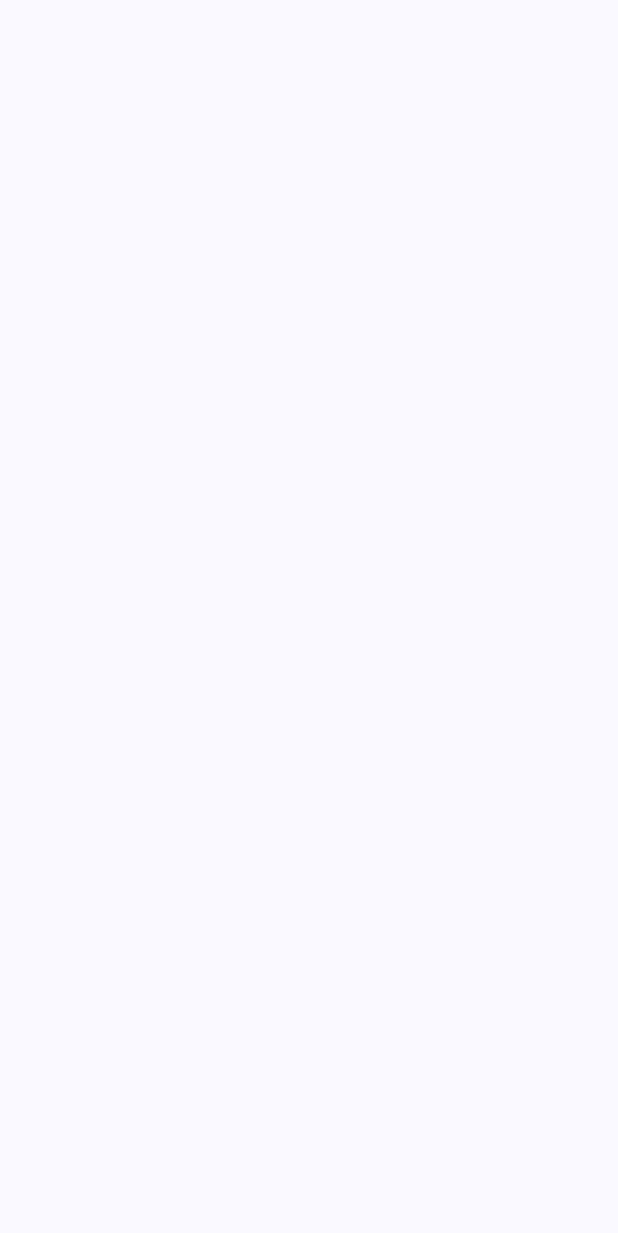
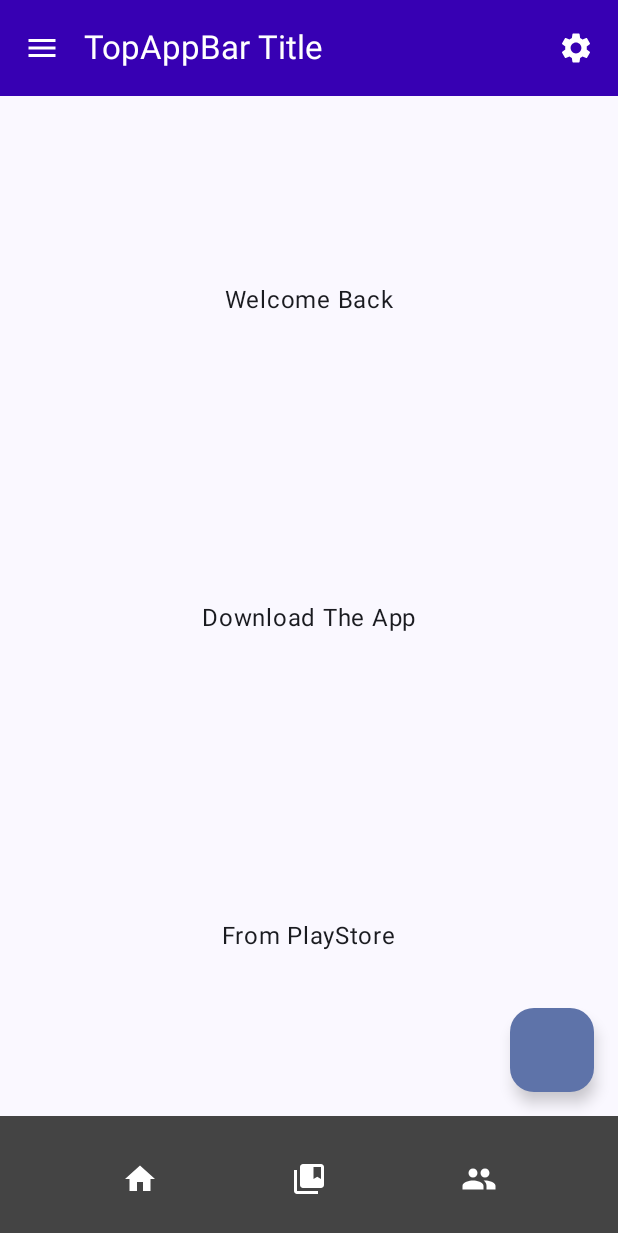
Before and after one commit to tarikuzzamantito/LearnJC, an Android app built with Jetpack Compose: the screen it shows after launch (MainActivity), on a phone screen of 412 x 824 dp. Before the commit the part shown is empty. Shown: the top 1233 px of the screen. Run offline under Robolectric (Android 15) with nearby library versions, the phone set to English and light mode, and no system bars.

Commit message:
Bottom App Bar

```diff
--- a/app/src/main/java/com/tarikuzzamantito/apps/learnjc/MainActivity.kt
+++ b/app/src/main/java/com/tarikuzzamantito/apps/learnjc/MainActivity.kt
@@ -7,11 +7,15 @@ import androidx.activity.enableEdgeToEdge
 import androidx.compose.foundation.layout.Arrangement
 import androidx.compose.foundation.layout.Column
 import androidx.compose.foundation.layout.fillMaxSize
+import androidx.compose.material3.BottomAppBar
 import androidx.compose.material3.Button
 import androidx.compose.material3.CircularProgressIndicator
+import androidx.compose.material3.ExperimentalMaterial3Api
+import androidx.compose.material3.FloatingActionButton
 import androidx.compose.material3.LinearProgressIndicator
 import androidx.compose.material3.Scaffold
 import androidx.compose.material3.Text
+import androidx.compose.material3.TopAppBar
 import androidx.compose.runtime.Composable
 import androidx.compose.runtime.getValue
 import androidx.compose.runtime.mutableStateOf
@@ -19,20 +23,33 @@ import androidx.compose.runtime.remember
 import androidx.compose.runtime.setValue
 import androidx.compose.ui.Modifier
 import androidx.compose.ui.graphics.Color
+import androidx.compose.ui.res.colorResource
 import androidx.compose.ui.tooling.preview.Preview
 import com.google.android.material.progressindicator.LinearProgressIndicator
+import com.tarikuzzamantito.apps.learnjc.custom.MyBottomAppBar
+import com.tarikuzzamantito.apps.learnjc.custom.MyColumn
+import com.tarikuzzamantito.apps.learnjc.custom.MySurface
+import com.tarikuzzamantito.apps.learnjc.custom.MyTopAppBar
 import com.tarikuzzamantito.apps.learnjc.ui.theme.LearnJCTheme
 
 class MainActivity : ComponentActivity() {
+    @OptIn(ExperimentalMaterial3Api::class)
     override fun onCreate(savedInstanceState: Bundle?) {
         super.onCreate(savedInstanceState)
         enableEdgeToEdge()
         setContent {
             LearnJCTheme {
-                Scaffold(modifier = Modifier.fillMaxSize()) { innerPadding ->
+                Scaffold(
+                    topBar = { MyTopAppBar(this) },
+                    bottomBar = { MyBottomAppBar(this) },
+                    floatingActionButton = {
+                        FloatingActionButton(onClick = {}) { }
+                    },
+                    modifier = Modifier.fillMaxSize()
+                ) { innerPadding ->
+                    MyColumn()
+                }
 
-                }
-            }
             }
         }
     }
@@ -47,3 +64,4 @@ fun GreetingPreview() {
             }
         }
     }
+}
--- /dev/null
+++ b/app/src/main/java/com/tarikuzzamantito/apps/learnjc/custom/ExploringLayoutsRowColumnBox.kt
@@ -0,0 +1,257 @@
+package com.tarikuzzamantito.apps.learnjc.custom
+
+import android.content.Context
+import android.widget.Toast
+import androidx.compose.foundation.BorderStroke
+import androidx.compose.foundation.layout.Arrangement
+import androidx.compose.foundation.layout.Box
+import androidx.compose.foundation.layout.Column
+import androidx.compose.foundation.layout.Row
+import androidx.compose.foundation.layout.fillMaxSize
+import androidx.compose.foundation.layout.size
+import androidx.compose.material.icons.Icons
+import androidx.compose.material.icons.filled.Favorite
+import androidx.compose.material.icons.filled.Menu
+import androidx.compose.material3.BottomAppBar
+import androidx.compose.material3.ExperimentalMaterial3Api
+import androidx.compose.material3.FloatingActionButton
+import androidx.compose.material3.Icon
+import androidx.compose.material3.IconButton
+import androidx.compose.material3.Scaffold
+import androidx.compose.material3.Surface
+import androidx.compose.material3.Text
+import androidx.compose.material3.TopAppBar
+import androidx.compose.material3.TopAppBarDefaults
+import androidx.compose.runtime.Composable
+import androidx.compose.ui.Alignment
+import androidx.compose.ui.Modifier
+import androidx.compose.ui.graphics.Color
+import androidx.compose.ui.platform.LocalContext
+import androidx.compose.ui.res.colorResource
+import androidx.compose.ui.res.painterResource
+import androidx.compose.ui.unit.dp
+import com.tarikuzzamantito.apps.learnjc.R
+
+/**
+ * Created by Tarikuzzaman on 3/9/2025 2:40 PM
+ * Exploring Layouts: Row, Column, Box, Surface, Scaffold
+ */
+
+/**
+ * COLUMN - place items vertically on the screen
+ *        - A vertical layout composable that places its children in a vertical sequence.
+ * ROW - place items horizontally on the screen
+ *     - A horizontal layout composable that places its children in a horizontal sequence.
+ * BOX - put elements on top of another
+ */
+
+/** Notes: Arrangement: ROW: horizontalArrangement COLUMN: verticalArrangement
+ * Arrangement: Arrangement is used to control the spacing of children in the main axis, so you will find
+ *              in Column a verticalArrangement param and in Row a horizontalArrangement param.
+ *
+ * ROW -> horizontalArrangement
+ * horizontalArrangement: Specifies the horizontal arrangement of items within the row.
+ *      It can be set to Start, Center, End, SpaceEvenly, SpaceBetween, SpaceAround.
+ *
+ * COLUMN -> verticalArrangement
+ * Column: verticalArrangement: Specifies the vertical arrangement of items within the column.
+ *         It can be set to Top(default), Center, Bottom, SpaceEvenly, SpaceBetween, SpaceAround.
+ */
+
+/** Notes: Alignment: ROW: verticalAlignment COLUMN: horizontalAlignment
+ * Alignment: The Alignment is used to control spacing of children in the cross axis,
+ * so you will find in Column a horizontalAlignment param and in Row a verticalAlignment param.
+ *
+ * ROW -> verticalAlignment
+ * verticalAlignment: Defines the vertical alignment of items within the row.
+ *                    You can set it to Top, Center, Bottom.
+ * horizontalAlignment: Defines the horizontal alignment of items within the column.
+ *                     You can set it to Start, Center, End.
+ */
+
+// Layouts: Deep Dive
+// 1- Exploring Layouts: Rows
+@Composable
+fun MyRow() {
+    Row(
+        horizontalArrangement = Arrangement.SpaceEvenly,
+        verticalAlignment = Alignment.CenterVertically,
+        modifier = Modifier.fillMaxSize()
+    ) {
+        Text("Welcome Back")
+        Text("Download The App")
+        Text("From PlayStore")
+    }
+}
+
+// 2- Exploring Layouts: Columns
+@Composable
+fun MyColumn() {
+    Column(
+        horizontalAlignment = Alignment.CenterHorizontally,
+        verticalArrangement = Arrangement.SpaceEvenly,
+        modifier = Modifier.fillMaxSize()
+    ) {
+        Text("Welcome Back")
+        Text("Download The App")
+        Text("From PlayStore")
+    }
+}
+
+// 3- Exploring Layouts: Boxes
+@Composable
+fun MyBox() {
+    Box(
+        contentAlignment = Alignment.Center,
+        modifier = Modifier.fillMaxSize()
+    ) {
+        Text("Welcome Back", modifier = Modifier.align(Alignment.TopStart))
+        Text("Download The App", modifier = Modifier.align(Alignment.Center))
+        Text("From PlayStore", modifier = Modifier.align(Alignment.BottomEnd))
+    }
+}
+
+// 4- Exploring Layouts: Surface
+// holds one child at a time
+// provides many style treatments for its children
+@Composable
+fun MySurface() {
+    Surface(
+        modifier = Modifier.size(100.dp),
+        color = colorResource(id = R.color.purple_200),
+        contentColor = Color.Black,
+        shadowElevation = 1.dp,
+        border = BorderStroke(2.dp, colorResource(R.color.purple_700)),
+    ) {
+        MyColumn()
+    }
+}
+
+// 5- Exploring Layouts: Scaffold [Scaffold acts as a foundational layout structure for your app]
+/** Notes: Scaffold: Scaffold is a layout composable that provides a material design scaffold for your app.
+ *  It provides a layout structure for the top app bar, bottom app bar, floating action button, and more.
+ *  SCAFFOLD: Scaffold acts as a foundational structure for Compose UIs,
+ *  providing a layout that includes essential components like the TopAppBar, BottomAppBar, and FloatingActionButton.
+ *
+ *  Its primary purpose is to streamline the development process by offering a standardized layout
+ *  that can be easily customized to fit your app's design.
+ */
+// Scaffold is a layout composable that provides a material design scaffold for your app.
+// It provides a layout structure for the top app bar, bottom app bar, floating action button, and more.
+
+/** Notes: Components of Scaffold Layout
+ * TopAppBar: Positioned at the top of the UI, it often contains the app's title, navigation actions, and other relevant items.
+ * A material design app bar that displays the app's title, navigation icon, and actions.
+ *
+ * BottomAppBar: Placed at the bottom, it typically houses navigation icons and other contextual actions.
+ * FloatingActionButton: A floating circular button for primary user actions, s
+ * uch as adding a new item or navigating to a critical section of the app.
+ */
+// Scaffold: provides a layout that includes essential components like
+// TopAppBar, BottomAppBar, and FloatingActionButton.
+@OptIn(ExperimentalMaterial3Api::class)
+@Composable
+fun MyScaffold() {
+    Scaffold(
+        topBar = {
+            TopAppBar(
+                title = { Text(text = "Scaffold Top App Title") },
+                navigationIcon = {
+                    IconButton(onClick = { /* Handle navigation icon click */ }) {
+                        Icon(Icons.Filled.Menu, contentDescription = "Menu")
+                    }
+                },
+                actions = {
+                    IconButton(onClick = { /* Handle action click */ }) {
+                        Icon(Icons.Filled.Favorite, contentDescription = "Favorite")
+                    }
+                }
+            )
+        },
+        bottomBar = { BottomAppBar(containerColor = Color.Red) {} },
+        floatingActionButton = {
+            FloatingActionButton(onClick = {}) { }
+        },
+        modifier = Modifier.fillMaxSize()
+    ) { innerPadding ->
+        MyColumn()
+    }
+}
+
+@OptIn(ExperimentalMaterial3Api::class)
+@Composable
+fun MyTopAppBar(context: Context) {
+    TopAppBar(
+        title = { Text(text = "TopAppBar Title") },
+        colors = TopAppBarDefaults.topAppBarColors(
+            containerColor = colorResource(id = R.color.purple_700),
+            titleContentColor = colorResource(R.color.white),
+        ),
+        navigationIcon = {
+            IconButton(onClick = {
+                Toast.makeText(context, "Clicked the Nav Icon", Toast.LENGTH_SHORT).show()
+            }) {
+                Icon(
+                    Icons.Filled.Menu,
+                    contentDescription = "Menu",
+                    tint = colorResource(id = R.color.white)
+                )
+            }
+        },
+        actions = {
+            IconButton(onClick = {
+                Toast.makeText(context, "Clicked the Settings Icon", Toast.LENGTH_SHORT).show()
+            }) {
+                Icon(
+                    painter = painterResource(id = R.drawable.icon_settings_24),
+                    contentDescription = "Settings",
+                    tint = colorResource(id = R.color.white)
+                )
+            }
+        }
+    )
+}
+
+@Composable
+fun MyBottomAppBar(context: Context) {
+    BottomAppBar(
+        containerColor = Color.DarkGray,
+        contentColor = Color.White,
+    ) {
+        // BottomAppBar content
+        Row(
+            horizontalArrangement = Arrangement.SpaceEvenly,
+            verticalAlignment = Alignment.CenterVertically,
+            modifier = Modifier.fillMaxSize()
+        ) {
+            IconButton(onClick = {
+                Toast.makeText(context, "Clicked Home Icon", Toast.LENGTH_SHORT).show()
+            }) {
+                Icon(
+                    painter = painterResource(id = R.drawable.icon_home_24),
+                    contentDescription = "Home",
+                    tint = colorResource(id = R.color.white)
+                )
+            }
+            IconButton(onClick = {
+                Toast.makeText(context, "Clicked Collections Bookbar Icon", Toast.LENGTH_SHORT)
+                    .show()
+            }) {
+                Icon(
+                    painter = painterResource(id = R.drawable.icon_collections_bookmark_24),
+                    contentDescription = "Collections Bookmark",
+                    tint = colorResource(id = R.color.white)
+                )
+            }
+            IconButton(onClick = {
+                Toast.makeText(context, "Clicked Profile Icon", Toast.LENGTH_SHORT).show()
+            }) {
+                Icon(
+                    painter = painterResource(id = R.drawable.icon_people_24),
+                    contentDescription = "Profile",
+                    tint = colorResource(id = R.color.white)
+                )
+            }
+        }
+    }
+}
--- /dev/null
+++ b/app/src/main/res/drawable/icon_collections_bookmark_24.xml
@@ -0,0 +1,7 @@
+<vector xmlns:android="http://schemas.android.com/apk/res/android" android:height="24dp" android:tint="#000000" android:viewportHeight="24" android:viewportWidth="24" android:width="24dp">
+
+    <path android:fillColor="@android:color/white" android:pathData="M4,6H2v14c0,1.1 0.9,2 2,2h14v-2H4V6z"/>
+
+    <path android:fillColor="@android:color/white" android:pathData="M20,2L8,2c-1.1,0 -2,0.9 -2,2v12c0,1.1 0.9,2 2,2h12c1.1,0 2,-0.9 2,-2L22,4c0,-1.1 -0.9,-2 -2,-2zM20,12l-2.5,-1.5L15,12L15,4h5v8z"/>
+
+</vector>
--- /dev/null
+++ b/app/src/main/res/drawable/icon_home_24.xml
@@ -0,0 +1,5 @@
+<vector xmlns:android="http://schemas.android.com/apk/res/android" android:height="24dp" android:tint="#000000" android:viewportHeight="24" android:viewportWidth="24" android:width="24dp">
+
+    <path android:fillColor="@android:color/white" android:pathData="M10,20v-6h4v6h5v-8h3L12,3 2,12h3v8z"/>
+
+</vector>
--- /dev/null
+++ b/app/src/main/res/drawable/icon_people_24.xml
@@ -0,0 +1,5 @@
+<vector xmlns:android="http://schemas.android.com/apk/res/android" android:height="24dp" android:tint="#000000" android:viewportHeight="24" android:viewportWidth="24" android:width="24dp">
+
+    <path android:fillColor="@android:color/white" android:pathData="M16,11c1.66,0 2.99,-1.34 2.99,-3S17.66,5 16,5c-1.66,0 -3,1.34 -3,3s1.34,3 3,3zM8,11c1.66,0 2.99,-1.34 2.99,-3S9.66,5 8,5C6.34,5 5,6.34 5,8s1.34,3 3,3zM8,13c-2.33,0 -7,1.17 -7,3.5L1,19h14v-2.5c0,-2.33 -4.67,-3.5 -7,-3.5zM16,13c-0.29,0 -0.62,0.02 -0.97,0.05 1.16,0.84 1.97,1.97 1.97,3.45L17,19h6v-2.5c0,-2.33 -4.67,-3.5 -7,-3.5z"/>
+
+</vector>
--- /dev/null
+++ b/app/src/main/res/drawable/icon_settings_24.xml
@@ -0,0 +1,5 @@
+<vector xmlns:android="http://schemas.android.com/apk/res/android" android:height="24dp" android:tint="#000000" android:viewportHeight="24" android:viewportWidth="24" android:width="24dp">
+
+    <path android:fillColor="@android:color/white" android:pathData="M19.14,12.94c0.04,-0.3 0.06,-0.61 0.06,-0.94c0,-0.32 -0.02,-0.64 -0.07,-0.94l2.03,-1.58c0.18,-0.14 0.23,-0.41 0.12,-0.61l-1.92,-3.32c-0.12,-0.22 -0.37,-0.29 -0.59,-0.22l-2.39,0.96c-0.5,-0.38 -1.03,-0.7 -1.62,-0.94L14.4,2.81c-0.04,-0.24 -0.24,-0.41 -0.48,-0.41h-3.84c-0.24,0 -0.43,0.17 -0.47,0.41L9.25,5.35C8.66,5.59 8.12,5.92 7.63,6.29L5.24,5.33c-0.22,-0.08 -0.47,0 -0.59,0.22L2.74,8.87C2.62,9.08 2.66,9.34 2.86,9.48l2.03,1.58C4.84,11.36 4.8,11.69 4.8,12s0.02,0.64 0.07,0.94l-2.03,1.58c-0.18,0.14 -0.23,0.41 -0.12,0.61l1.92,3.32c0.12,0.22 0.37,0.29 0.59,0.22l2.39,-0.96c0.5,0.38 1.03,0.7 1.62,0.94l0.36,2.54c0.05,0.24 0.24,0.41 0.48,0.41h3.84c0.24,0 0.44,-0.17 0.47,-0.41l0.36,-2.54c0.59,-0.24 1.13,-0.56 1.62,-0.94l2.39,0.96c0.22,0.08 0.47,0 0.59,-0.22l1.92,-3.32c0.12,-0.22 0.07,-0.47 -0.12,-0.61L19.14,12.94zM12,15.6c-1.98,0 -3.6,-1.62 -3.6,-3.6s1.62,-3.6 3.6,-3.6s3.6,1.62 3.6,3.6S13.98,15.6 12,15.6z"/>
+
+</vector>
```
Also changed, not shown: app/src/main/java/com/tarikuzzamantito/apps/learnjc/custom/ExploringColumns.kt (added, +11 -0 lines). Lines whose indentation alone changed are shown as unchanged.
